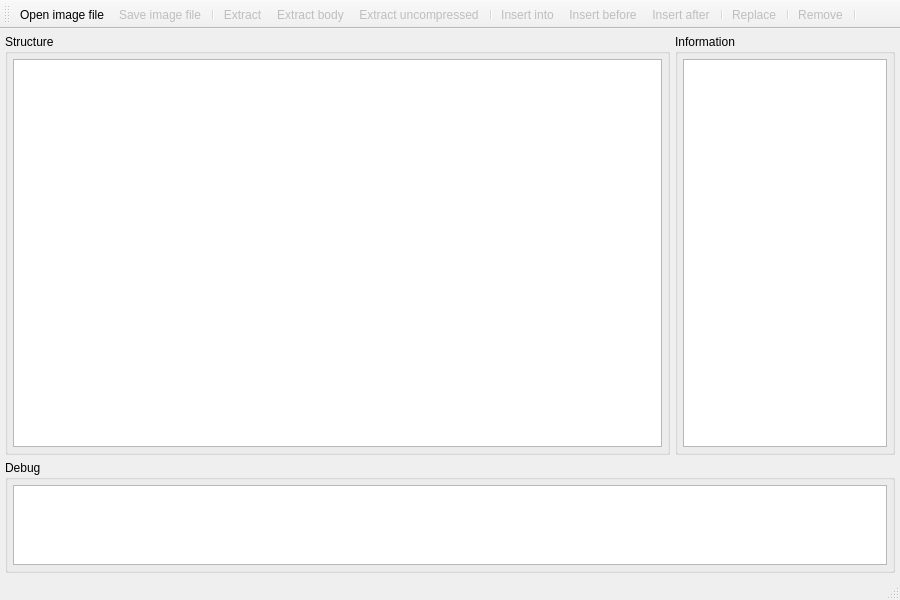
Above: uefitool.ui from LongSoft/UEFITool before the change. Below: the same form after it.
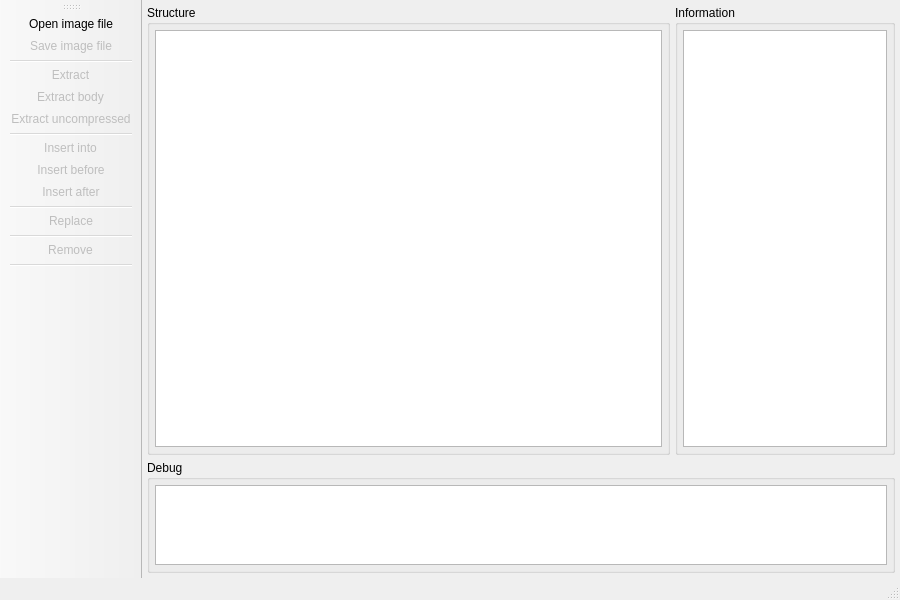
That is the form after the change.

Patch:
```diff
--- a/uefitool.ui
+++ b/uefitool.ui
@@ -203,7 +203,7 @@
     <string>toolBar</string>
    </property>
    <attribute name="toolBarArea">
-    <enum>TopToolBarArea</enum>
+    <enum>LeftToolBarArea</enum>
    </attribute>
    <attribute name="toolBarBreak">
     <bool>false</bool>
```
Left out of the diff: 2 changed lines with no effect on the pictures.
